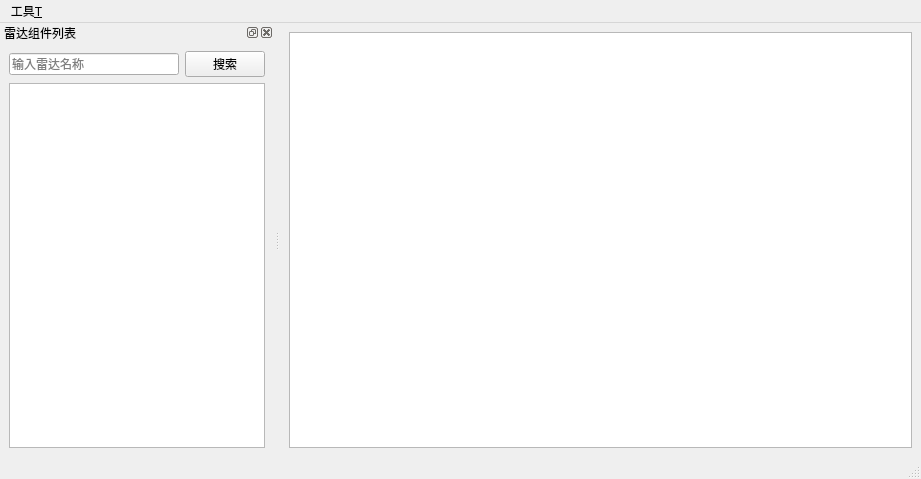
First picture: the form in prototype_v0719/mainwindow_radar.ui, repository Tangzixia/Digital-Prototype, before the edit.
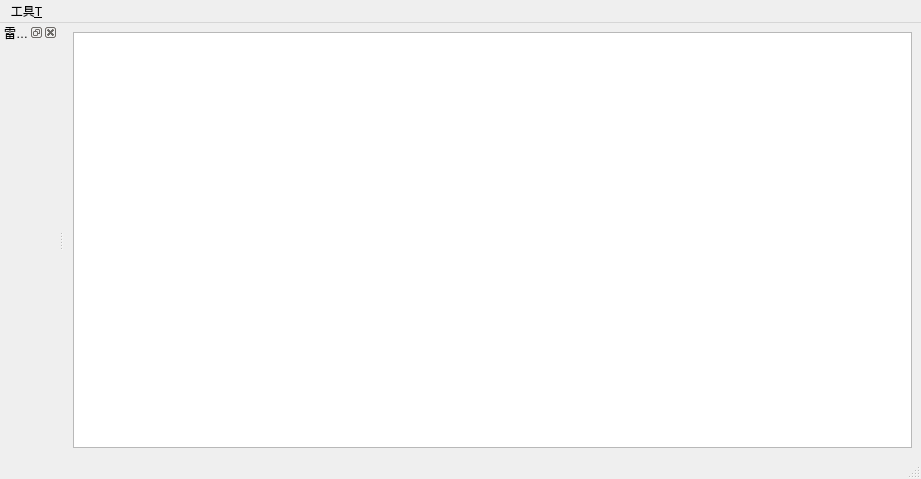
Second picture: the form after the edit.

Commit message:
增加雷达编辑页面
1、增加功能：
（1）通过点击雷达进入到编辑页面，对空雷达进行配置，组件目前是以流程图的形式展现。
（2）雷达组件的拖拽，箭头，删除。
（3）文字，图标，箭头的颜色设置。
（4）改变组件的上下叠加顺序，后→前或者前→后。
（5）退出自动保存场景截图。
（6）自定义设置场景背景，目前不美观，有待后期优化。
2、修改代码
（1）删除本来的雷达组件搜索框和按钮。
（2）丰富之前编辑雷达模块的代码。
3、解决bug
暂无

```diff
--- a/prototype_v0719/mainwindow_radar.ui
+++ b/prototype_v0719/mainwindow_radar.ui
@@ -14,8 +14,8 @@
    <string>编辑雷达</string>
   </property>
   <widget class="QWidget" name="centralwidget">
-   <layout class="QHBoxLayout" name="horizontalLayout">
-    <item>
+   <layout class="QGridLayout" name="gridLayout">
+    <item row="0" column="0">
      <widget class="QGraphicsView" name="graphicsView"/>
     </item>
    </layout>
@@ -45,35 +45,7 @@
    <attribute name="dockWidgetArea">
     <number>1</number>
    </attribute>
-   <widget class="QWidget" name="dockWidgetContents">
-    <layout class="QGridLayout" name="gridLayout">
-     <item row="0" column="0">
-      <layout class="QVBoxLayout" name="verticalLayout">
-       <item>
-        <layout class="QHBoxLayout" name="horizontalLayout_2">
-         <item>
-          <widget class="QLineEdit" name="lineEdit">
-           <property name="placeholderText">
-            <string>输入雷达名称</string>
-           </property>
-          </widget>
-         </item>
-         <item>
-          <widget class="QPushButton" name="pushButton">
-           <property name="text">
-            <string>搜索</string>
-           </property>
-          </widget>
-         </item>
-        </layout>
-       </item>
-       <item>
-        <widget class="QListWidget" name="listWidget"/>
-       </item>
-      </layout>
-     </item>
-    </layout>
-   </widget>
+   <widget class="QWidget" name="dockWidgetContents"/>
   </widget>
   <action name="actionCom_list">
    <property name="checkable">
```
Left out of the diff: 5 changed lines with no effect on the pictures. The commit also changes 53 other files.
